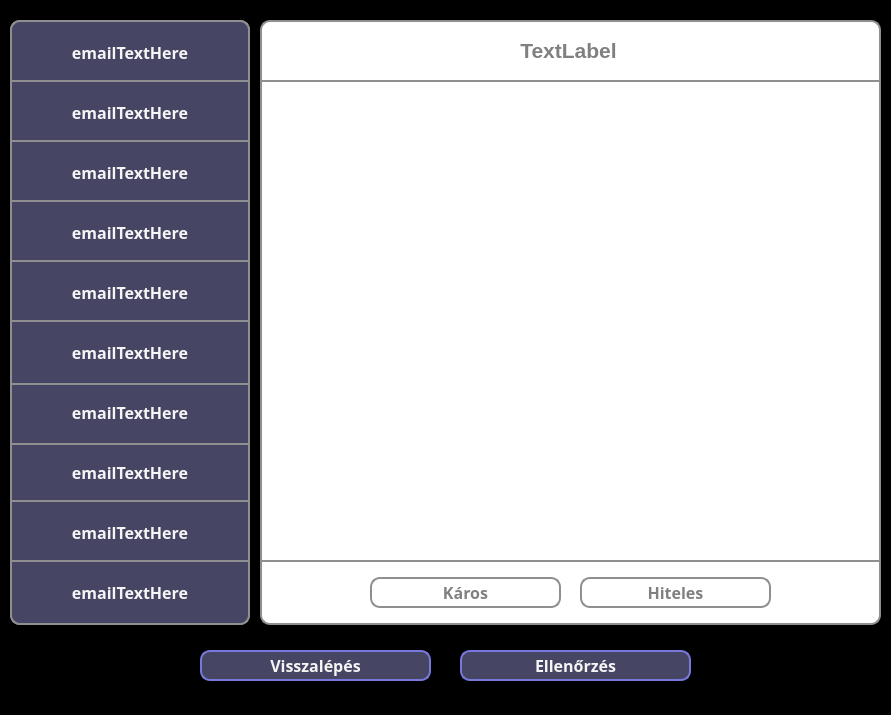
Qt form src/main/resources/ui/highcontrast/highContrastEmailWindow.ui (pkristof1999/Szakdolgozat) before a commit.
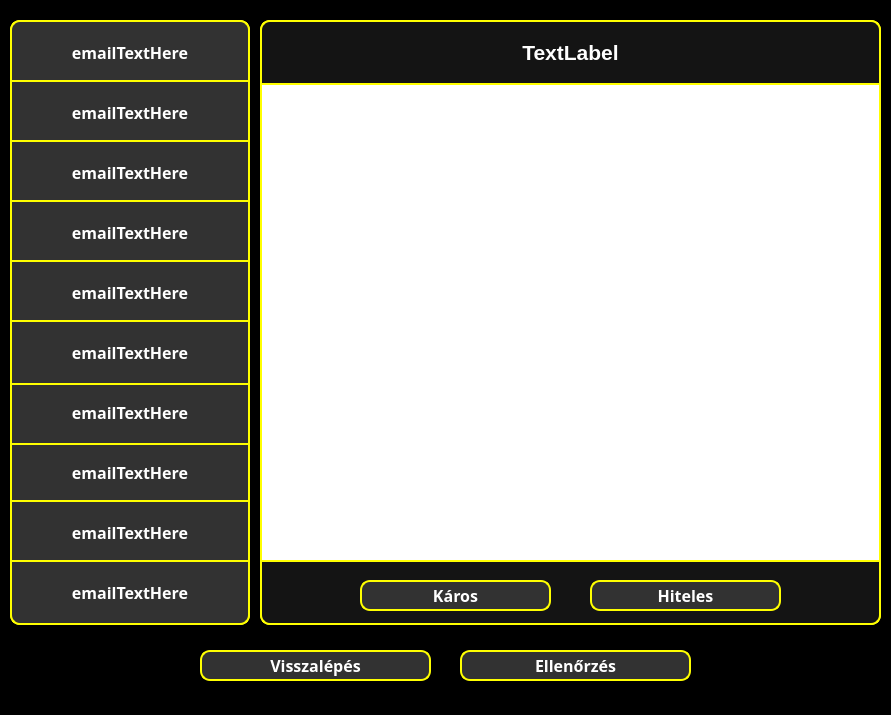
The same form after that commit.

Patch:
```diff
--- a/src/main/resources/ui/highcontrast/highContrastEmailWindow.ui
+++ b/src/main/resources/ui/highcontrast/highContrastEmailWindow.ui
@@ -31,7 +31,7 @@
     <property name="styleSheet">
      <string notr="true">* {
 	background-color: white;
-	border: 2px solid #8f8f91;
+	border: 2px solid yellow;
 	border-radius: 10px;
 	color: white;
 	font-size: 16px;
@@ -61,11 +61,53 @@
       <enum>QFrame::Raised</enum>
      </property>
     </widget>
+    <widget class="Line" name="horizontalLine1">
+     <property name="geometry">
+      <rect>
+       <x>0</x>
+       <y>540</y>
+       <width>621</width>
+       <height>2</height>
+      </rect>
+     </property>
+     <property name="orientation">
+      <enum>Qt::Horizontal</enum>
+     </property>
+    </widget>
+    <widget class="Line" name="horizontalLine2">
+     <property name="geometry">
+      <rect>
+       <x>0</x>
+       <y>60</y>
+       <width>621</width>
+       <height>2</height>
+      </rect>
+     </property>
+     <property name="orientation">
+      <enum>Qt::Horizontal</enum>
+     </property>
+    </widget>
+    <widget class="QWidget" name="widget_3" native="true">
+     <property name="geometry">
+      <rect>
+       <x>0</x>
+       <y>540</y>
+       <width>621</width>
+       <height>65</height>
+      </rect>
+     </property>
+     <property name="styleSheet">
+      <string notr="true">* {
+	background-color: rgb(20, 20, 20);
+	border-top-left-radius: 0;
+	border-top-right-radius: 0;
+}</string>
+     </property>
     <widget class="QPushButton" name="maliciousButton">
      <property name="geometry">
       <rect>
-       <x>110</x>
-       <y>557</y>
+        <x>100</x>
+        <y>20</y>
        <width>191</width>
        <height>31</height>
       </rect>
@@ -79,13 +121,14 @@
      </property>
      <property name="styleSheet">
       <string notr="true">* {
-	background-color: white;
-	color: grey;
+	background-color: rgb(50, 50, 50);
+	border-radius: 10px;
+	color: white;
 }
 
 *:hover {
-	background-color: rgb(120, 120, 220);
-	color: white;
+	background-color: rgb(20, 20, 20);
+	color: yellow;
 }</string>
      </property>
      <property name="text">
@@ -95,8 +138,8 @@
     <widget class="QPushButton" name="genuineButton">
      <property name="geometry">
       <rect>
-       <x>320</x>
-       <y>557</y>
+        <x>330</x>
+        <y>20</y>
        <width>191</width>
        <height>31</height>
       </rect>
@@ -110,58 +153,50 @@
      </property>
      <property name="styleSheet">
       <string notr="true">* {
-	background-color: white;
-	color: grey;
+	background-color: rgb(50, 50, 50);
+	border-radius: 10px;
+	color: white;
 }
 
 *:hover {
-	background-color: rgb(120, 120, 220);
-	color: white;
+	background-color: rgb(20, 20, 20);
+	color: yellow;
 }</string>
      </property>
      <property name="text">
       <string>Hiteles</string>
      </property>
     </widget>
-    <widget class="Line" name="horizontalLine1">
-     <property name="geometry">
-      <rect>
-       <x>0</x>
-       <y>540</y>
-       <width>621</width>
-       <height>2</height>
-      </rect>
-     </property>
-     <property name="orientation">
-      <enum>Qt::Horizontal</enum>
-     </property>
     </widget>
-    <widget class="Line" name="horizontalLine2">
+    <widget class="QWidget" name="widget_4" native="true">
      <property name="geometry">
       <rect>
        <x>0</x>
-       <y>60</y>
+       <y>0</y>
        <width>621</width>
-       <height>2</height>
+       <height>65</height>
       </rect>
      </property>
-     <property name="orientation">
-      <enum>Qt::Horizontal</enum>
+     <property name="styleSheet">
+      <string notr="true">* {
+	background-color: rgb(20, 20, 20);
+	border-bottom-left-radius: 0;
+	border-bottom-right-radius: 0;
+}</string>
      </property>
-    </widget>
     <widget class="QLabel" name="subjectLabel">
      <property name="geometry">
       <rect>
-       <x>8</x>
+        <x>10</x>
        <y>5</y>
        <width>601</width>
-       <height>51</height>
+        <height>55</height>
       </rect>
      </property>
      <property name="styleSheet">
       <string notr="true">* {
 	font-size: 16pt;
-	color: grey;
+	color: white;
 	border: None;
 }</string>
      </property>
@@ -173,6 +208,7 @@
      </property>
     </widget>
    </widget>
+   </widget>
    <widget class="QWidget" name="widget_2" native="true">
     <property name="geometry">
      <rect>
@@ -185,7 +221,7 @@
     <property name="styleSheet">
      <string notr="true">* {
 	background-color: black;
-	border: 2px solid #8f8f91;
+	border: 2px solid yellow;
 	border-radius: 10px;
 	color: white;
 	font-size: 16px;
@@ -210,16 +246,16 @@
      </property>
      <property name="styleSheet">
       <string notr="true">* {
-	background-color: rgb(70, 70, 100);
+	background-color: rgb(50, 50, 50);
 	border-radius: 0px;
 	border-top-left-radius: 10px;
 	border-top-right-radius: 10px;
-	color: whitesmoke;
+	color: white;
 }
 
 *:hover {
-	background-color: rgb(120, 120, 220);
-	color: white;
+	background-color: rgb(20, 20, 20);
+	color: yellow;
 }</string>
      </property>
      <property name="text">
@@ -244,14 +280,14 @@
      </property>
      <property name="styleSheet">
       <string notr="true">* {
-	background-color: rgb(70, 70, 100);
+	background-color: rgb(50, 50, 50);
 	border-radius: 0px;
-	color: whitesmoke;
+	color: white;
 }
 
 *:hover {
-	background-color: rgb(120, 120, 220);
-	color: white;
+	background-color: rgb(20, 20, 20);
+	color: yellow;
 }</string>
      </property>
      <property name="text">
@@ -276,14 +312,14 @@
      </property>
      <property name="styleSheet">
       <string notr="true">* {
-	background-color: rgb(70, 70, 100);
+	background-color: rgb(50, 50, 50);
 	border-radius: 0px;
-	color: whitesmoke;
+	color: white;
 }
 
 *:hover {
-	background-color: rgb(120, 120, 220);
-	color: white;
+	background-color: rgb(20, 20, 20);
+	color: yellow;
 }</string>
      </property>
      <property name="text">
@@ -308,14 +344,14 @@
      </property>
      <property name="styleSheet">
       <string notr="true">* {
-	background-color: rgb(70, 70, 100);
+	background-color: rgb(50, 50, 50);
 	border-radius: 0px;
-	color: whitesmoke;
+	color: white;
 }
 
 *:hover {
-	background-color: rgb(120, 120, 220);
-	color: white;
+	background-color: rgb(20, 20, 20);
+	color: yellow;
 }</string>
      </property>
      <property name="text">
@@ -340,14 +376,14 @@
      </property>
      <property name="styleSheet">
       <string notr="true">* {
-	background-color: rgb(70, 70, 100);
+	background-color: rgb(50, 50, 50);
 	border-radius: 0px;
-	color: whitesmoke;
+	color: white;
 }
 
 *:hover {
-	background-color: rgb(120, 120, 220);
-	color: white;
+	background-color: rgb(20, 20, 20);
+	color: yellow;
 }</string>
      </property>
      <property name="text">
@@ -372,14 +408,14 @@
      </property>
      <property name="styleSheet">
       <string notr="true">* {
-	background-color: rgb(70, 70, 100);
+	background-color: rgb(50, 50, 50);
 	border-radius: 0px;
-	color: whitesmoke;
+	color: white;
 }
 
 *:hover {
-	background-color: rgb(120, 120, 220);
-	color: white;
+	background-color: rgb(20, 20, 20);
+	color: yellow;
 }</string>
      </property>
      <property name="text">
@@ -404,14 +440,14 @@
      </property>
      <property name="styleSheet">
       <string notr="true">* {
-	background-color: rgb(70, 70, 100);
+	background-color: rgb(50, 50, 50);
 	border-radius: 0px;
-	color: whitesmoke;
+	color: white;
 }
 
 *:hover {
-	background-color: rgb(120, 120, 220);
-	color: white;
+	background-color: rgb(20, 20, 20);
+	color: yellow;
 }</string>
      </property>
      <property name="text">
@@ -436,14 +472,14 @@
      </property>
      <property name="styleSheet">
       <string notr="true">* {
-	background-color: rgb(70, 70, 100);
+	background-color: rgb(50, 50, 50);
 	border-radius: 0px;
-	color: whitesmoke;
+	color: white;
 }
 
 *:hover {
-	background-color: rgb(120, 120, 220);
-	color: white;
+	background-color: rgb(20, 20, 20);
+	color: yellow;
 }</string>
      </property>
      <property name="text">
@@ -468,14 +504,14 @@
      </property>
      <property name="styleSheet">
       <string notr="true">* {
-	background-color: rgb(70, 70, 100);
+	background-color: rgb(50, 50, 50);
 	border-radius: 0px;
-	color: whitesmoke;
+	color: white;
 }
 
 *:hover {
-	background-color: rgb(120, 120, 220);
-	color: white;
+	background-color: rgb(20, 20, 20);
+	color: yellow;
 }</string>
      </property>
      <property name="text">
@@ -500,16 +536,16 @@
      </property>
      <property name="styleSheet">
       <string notr="true">* {
-	background-color: rgb(70, 70, 100);
+	background-color: rgb(50, 50, 50);
 	border-radius: 0px;
 	border-bottom-left-radius: 10px;
 	border-bottom-right-radius: 10px;
-	color: whitesmoke;
+	color: white;
 }
 
 *:hover {
-	background-color: rgb(120, 120, 220);
-	color: white;
+	background-color: rgb(20, 20, 20);
+	color: yellow;
 }</string>
      </property>
      <property name="text">
@@ -535,17 +571,17 @@
     </property>
     <property name="styleSheet">
      <string notr="true">* {
-	background-color: rgb(70, 70, 100);
-	border: 2px solid rgb(120, 120, 220);
+	background-color: rgb(50, 50, 50);
+	border: 2px solid yellow;
 	border-radius: 10px;
-	color: whitesmoke;
+	color: white;
 	font-size: 16px;
 	font-weight: bold;
 }
 
 *:hover {
-	background-color: rgb(120, 120, 220);
-	color: white;
+	background-color: rgb(20, 20, 20);
+	color: yellow;
 }</string>
     </property>
     <property name="text">
@@ -570,17 +606,17 @@
     </property>
     <property name="styleSheet">
      <string notr="true">* {
-	background-color: rgb(70, 70, 100);
-	border: 2px solid rgb(120, 120, 220);
+	background-color: rgb(50, 50, 50);
+	border: 2px solid yellow;
 	border-radius: 10px;
-	color: whitesmoke;
+	color: white;
 	font-size: 16px;
 	font-weight: bold;
 }
 
 *:hover {
-	background-color: rgb(120, 120, 220);
-	color: white;
+	background-color: rgb(20, 20, 20);
+	color: yellow;
 }</string>
     </property>
     <property name="text">
```
Lines whose indentation alone changed are shown as unchanged.
